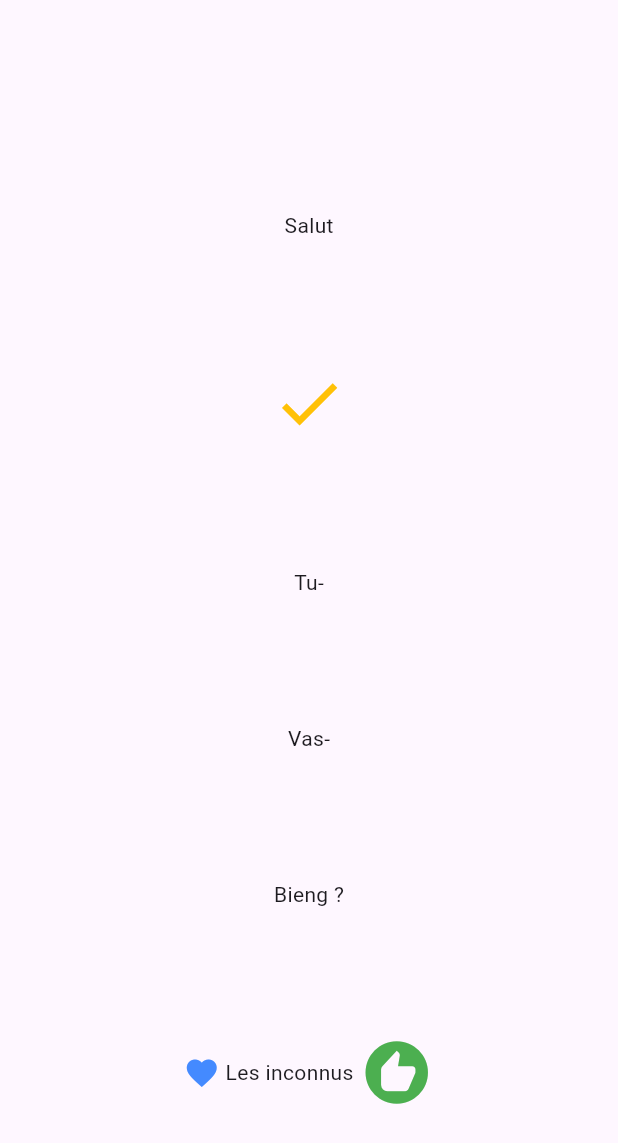
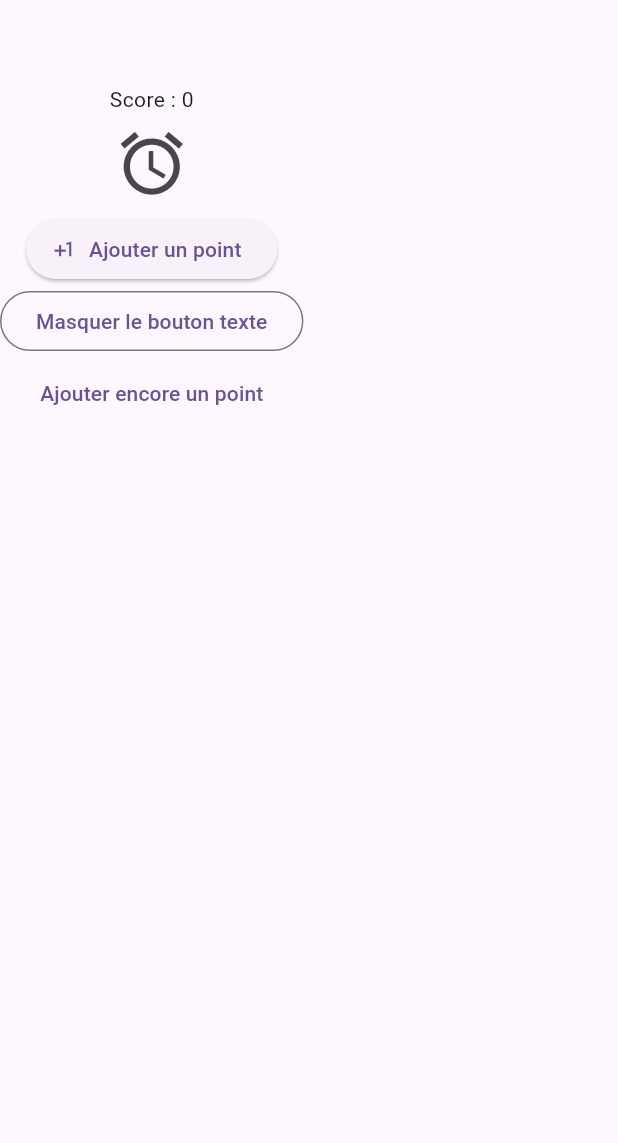
Before and after one commit to Saralune/dartLearning, a Flutter app: the screen it shows after launch, on a phone screen of 412 x 824 dp. Shown: the top 1143 px of the screen. Run offline on Flutter 3.47's test engine with Material 3 defaults, Android fonts, the phone set to English and light mode, and no system bars.

Commit message:
add buttons + statefulwidget

```diff
--- /dev/null
+++ b/demo/lib/home.dart
@@ -0,0 +1,54 @@
+import 'package:flutter/material.dart';
+
+class Home extends StatefulWidget {
+  const Home({super.key});
+
+  @override
+  State<Home> createState() => _HomeState();
+}
+
+class _HomeState extends State<Home> {
+  var _score = 0;
+  var _displayTextBtn = true;
+  _plusButtonClicked() {
+    setState(() {
+      //prévient l'état que les données sont modifiées et donc qu'il peut recharger la valeur
+      _score++;
+    });
+  }
+
+  _toggleButtonClicked() {
+    setState(() {
+      //_displayTextBtn ? _displayTextBtn = false : _displayTextBtn = true;
+      _displayTextBtn = !_displayTextBtn;
+    });
+  }
+
+  @override
+  Widget build(BuildContext context) {
+    return Scaffold(
+      appBar: AppBar(),
+      body: Column(
+        children: [
+          Text("Score : $_score"),
+          IconButton(
+              onPressed: _plusButtonClicked,
+              iconSize: 50, //on redimensionne la taille du btn pas de l'icone
+              icon: Icon(Icons.access_alarm)),
+          ElevatedButton.icon(
+              onPressed: _plusButtonClicked,
+              icon: Icon(Icons.plus_one),
+              label: Text("Ajouter un point")),
+          OutlinedButton(
+              onPressed: _toggleButtonClicked,
+              child: Text((_displayTextBtn ? "Masquer" : "Afficher") +
+                  " le bouton texte")),
+          if (_displayTextBtn)
+            TextButton(
+                onPressed: _plusButtonClicked,
+                child: Text("Ajouter encore un point"))
+        ],
+      ),
+    );
+  }
+}
--- a/demo/lib/main.dart
+++ b/demo/lib/main.dart
@@ -1,6 +1,8 @@
 // ignore_for_file: prefer_const_constructors
 
 import 'package:flutter/material.dart';
+
+import 'home.dart';
 
 void main() {
   runApp(MyApp());
@@ -33,7 +35,8 @@ class MyApp extends StatelessWidget {
         colorScheme: ColorScheme.fromSeed(seedColor: Colors.deepPurple),
         useMaterial3: true,
       ),
-      home: Accueil("Les inconnus"),
+      //home: Accueil("Les inconnus"),
+      home: Home(),
     );
   }
 }
```
